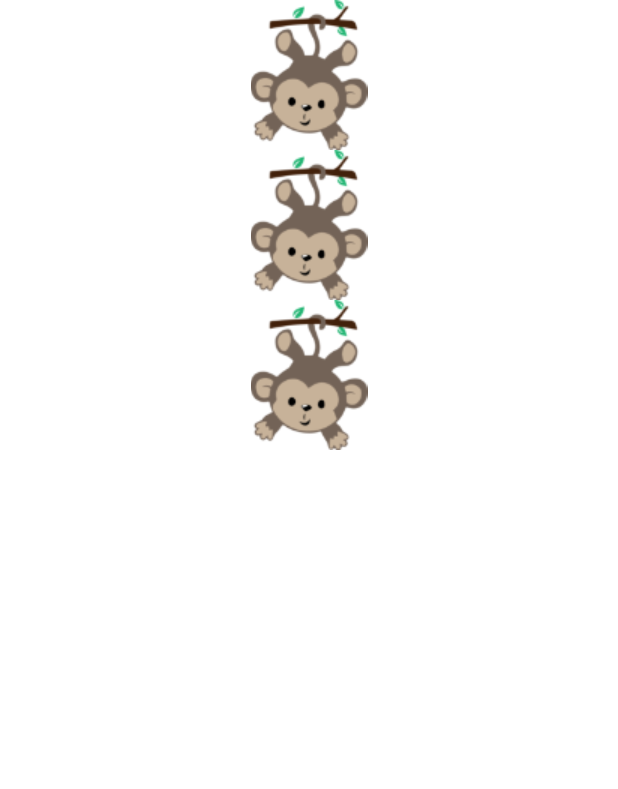
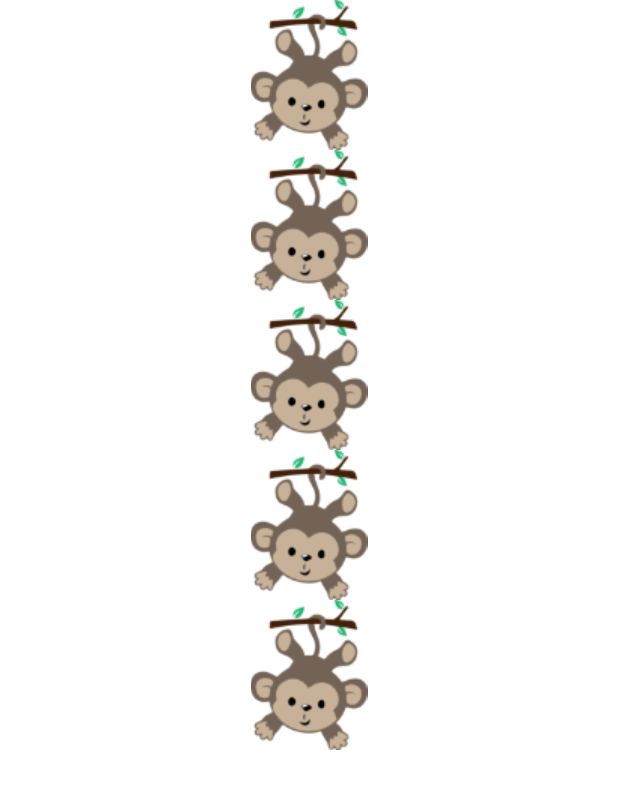
Before and after one commit to Muskan-Khan/Kids-Game, a Flutter app: the screen it shows after launch, on a phone screen of 412 x 824 dp. Shown: the top 789 px of the screen. Run offline on Flutter 3.47's test engine with Material 2 defaults, Android fonts, the phone set to English and light mode, and no system bars.

Commit message:
Multiple columns rendered

```diff
--- a/kids_game/lib/main.dart
+++ b/kids_game/lib/main.dart
@@ -13,10 +13,16 @@ class _CountingScreenState extends State<CountingScreen> {
   @override
   Widget build(BuildContext context) {
     return Container(
-      child: InstanceOfGame(
-        numberOfCards: 3,
-      ),
-    );
+        child: Column(
+      children: [
+        InstanceOfGame(
+          numberOfCards: 3,
+        ),
+        InstanceOfGame(
+          numberOfCards: 2,
+        ),
+      ],
+    ));
   }
 }
 
@@ -33,6 +39,7 @@ class InstanceOfGame extends StatelessWidget {
   @override
   Widget build(BuildContext context) {
     return Column(
+      mainAxisAlignment: MainAxisAlignment.spaceBetween,
       children: <Widget>[
         for (var i = 0; i < numberOfCards; i++)
           Alpha(
```
